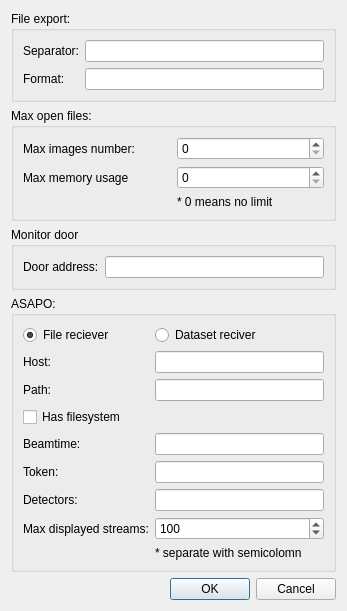
Above: src/uis/settings.ui from yamedvedya/data_viewer before the change. Below: the same form after it.
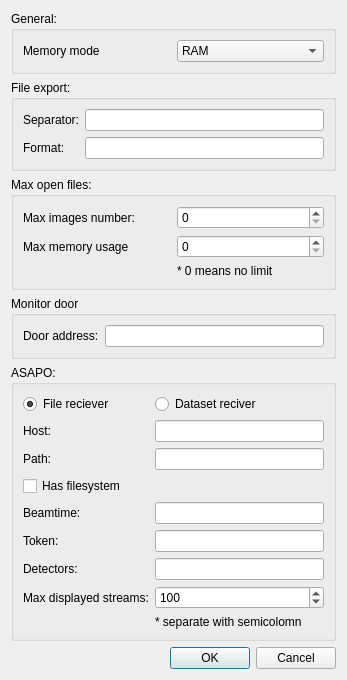
That is the form after the change.

Commit message: memory mode in settings

Diff of the .ui file:
```diff
--- a/src/uis/settings.ui
+++ b/src/uis/settings.ui
@@ -14,6 +14,36 @@
    <string>Settings</string>
   </property>
   <layout class="QVBoxLayout" name="verticalLayout">
+   <item>
+    <widget class="QGroupBox" name="gb_max_files_4">
+     <property name="title">
+      <string>General:</string>
+     </property>
+     <layout class="QGridLayout" name="gridLayout_5">
+      <item row="0" column="0">
+       <widget class="QLabel" name="label_14">
+        <property name="text">
+         <string>Memory mode</string>
+        </property>
+       </widget>
+      </item>
+      <item row="0" column="1">
+       <widget class="QComboBox" name="cmb_memory_mode">
+        <item>
+         <property name="text">
+          <string>RAM</string>
+         </property>
+        </item>
+        <item>
+         <property name="text">
+          <string>DRIVE/ASAPO</string>
+         </property>
+        </item>
+       </widget>
+      </item>
+     </layout>
+    </widget>
+   </item>
    <item>
     <widget class="QGroupBox" name="gb_max_files_3">
      <property name="title">
```
The commit also changes 6 other files.
